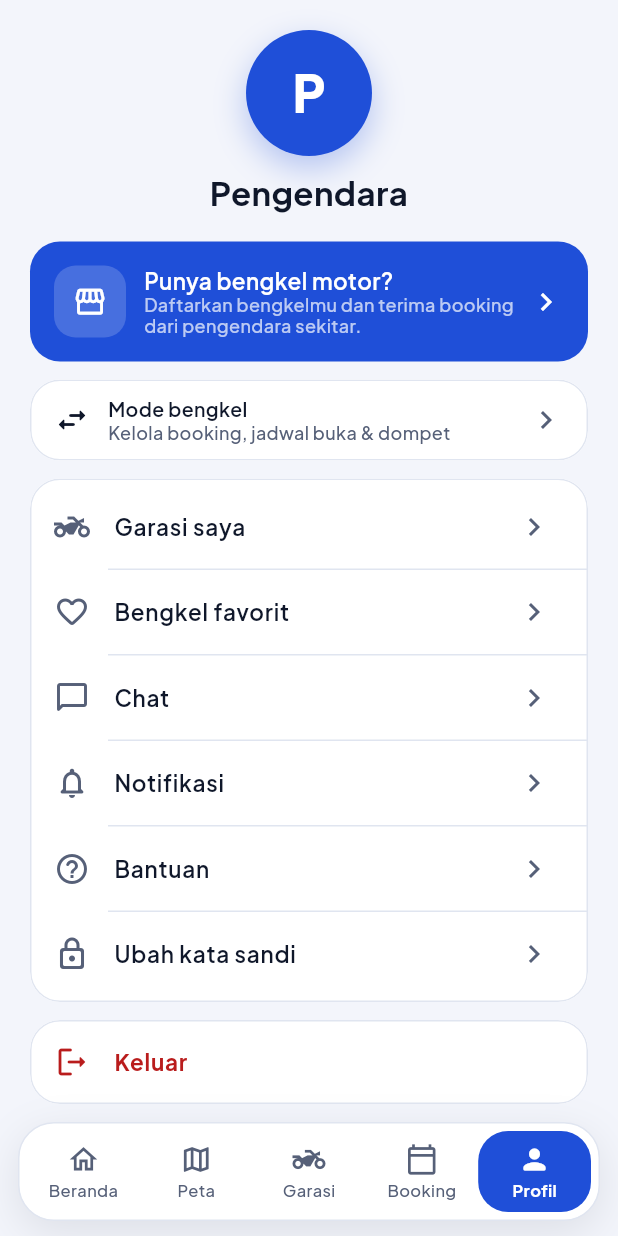
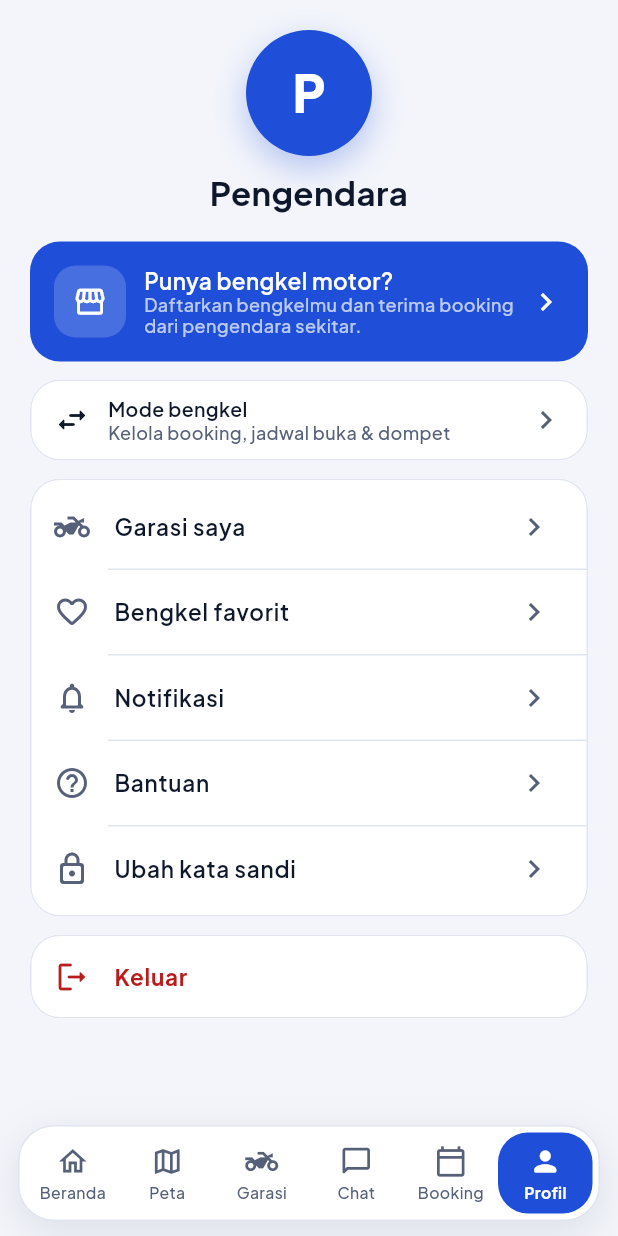
Before and after one commit to FajarAriandi17/BengkelKu, a Flutter app: the ProfileScreen screen opened by its route, on a phone screen of 412 x 824 dp. Run offline on Flutter 3.47's test engine with Material 3 defaults, Android fonts, the phone set to English and light mode, and no system bars; our stand-ins replace equatable, flutter_riverpod, geolocator, go_router, google_maps_flutter, image_picker and 2 more; accounts and stored records are empty; network calls fail.

Commit message:
feat(ui): tab Chat di navigasi bawah (Beranda, Peta, Garasi, Chat, Booking, Profil) + badge belum dibaca

```diff
--- a/bengkelku-mobile/lib/design/components/app_shell.dart
+++ b/bengkelku-mobile/lib/design/components/app_shell.dart
@@ -4,16 +4,18 @@
 import "dart:math" as math;
 
 import "package:flutter/material.dart";
+import "package:flutter_riverpod/flutter_riverpod.dart";
 import "package:go_router/go_router.dart";
 
 import "../../core/motion/motion.dart";
 import "../../core/theme/app_colors.dart";
 import "../../core/theme/app_typography.dart";
+import "../../features/chat/presentation/chat_provider.dart";
 
-/// Tab utama pengendara (prototype: Beranda, Peta, Garasi, Booking, Profil).
-enum AppTab { home, map, garage, bookings, profile }
+/// Tab utama pengendara: Beranda, Peta, Garasi, Chat, Booking, Profil.
+enum AppTab { home, map, garage, chat, bookings, profile }
 
-class AppBottomNav extends StatelessWidget {
+class AppBottomNav extends ConsumerWidget {
   const AppBottomNav(
       {super.key, required this.current, this.badges = const {}});
 
@@ -29,6 +31,13 @@ class AppBottomNav extends StatelessWidget {
       Icons.two_wheeler_outlined,
       Icons.two_wheeler,
       "/garage",
+    ),
+    (
+      AppTab.chat,
+      "Chat",
+      Icons.chat_bubble_outline_rounded,
+      Icons.chat_bubble_rounded,
+      "/chat",
     ),
     (
       AppTab.bookings,
@@ -47,15 +56,17 @@ class AppBottomNav extends StatelessWidget {
   ];
 
   @override
-  Widget build(BuildContext context) {
+  Widget build(BuildContext context, WidgetRef ref) {
     final c = context.colors;
     final idx = _items.indexWhere((e) => e.$1 == current);
+    final unread = ref.watch(chatUnreadCountProvider);
+    final allBadges = {...badges, AppTab.chat: unread};
     return SafeArea(
       top: false,
       minimum: const EdgeInsets.fromLTRB(12, 0, 12, 10),
       child: Container(
-        height: 66,
-        padding: const EdgeInsets.all(5),
+        height: 64,
+        padding: const EdgeInsets.all(4),
         decoration: BoxDecoration(
           color: c.panel,
           borderRadius: BorderRadius.circular(AppRadius.xl),
@@ -98,7 +109,7 @@ class AppBottomNav extends StatelessWidget {
                           label: it.$2,
                           icon: it.$1 == current ? it.$4 : it.$3,
                           selected: it.$1 == current,
-                          badge: badges[it.$1] ?? 0,
+                          badge: allBadges[it.$1] ?? 0,
                           onTap: () {
                             if (it.$1 != current) context.go(it.$5);
                           },
@@ -155,7 +166,7 @@ class _NavButton extends StatelessWidget {
               label,
               style: AppTypography.caption.copyWith(
                 color: fg,
-                fontSize: 11,
+                fontSize: 10.5,
                 fontWeight: selected ? FontWeight.w700 : FontWeight.w500,
               ),
             ),
--- a/bengkelku-mobile/lib/features/chat/presentation/chat_list_screen.dart
+++ b/bengkelku-mobile/lib/features/chat/presentation/chat_list_screen.dart
@@ -8,6 +8,7 @@ import 'package:go_router/go_router.dart';
 
 import '../../../core/theme/app_colors.dart';
 import '../../../design/components/chat_components.dart';
+import '../../../design/components/app_shell.dart';
 import '../../../design/components/state_views.dart';
 import 'chat_provider.dart';
 
@@ -44,11 +45,13 @@ class _ChatListScreenState extends ConsumerState<ChatListScreen> {
     final asyncThreads = ref.watch(chatThreadsProvider);
 
     return Scaffold(
-      backgroundColor: c.stage,
+      backgroundColor: c.panel2,
+      bottomNavigationBar: const AppBottomNav(current: AppTab.chat),
       appBar: AppBar(
         title: const Text('Chat'),
+        automaticallyImplyLeading: false,
         elevation: 0,
-        backgroundColor: c.panel,
+        backgroundColor: c.panel2,
       ),
       body: asyncThreads.when(
         loading: () => const Padding(
--- a/bengkelku-mobile/lib/features/profile/presentation/profile_screen.dart
+++ b/bengkelku-mobile/lib/features/profile/presentation/profile_screen.dart
@@ -7,7 +7,6 @@ import "../../../core/theme/app_colors.dart";
 import "../../../core/theme/app_typography.dart";
 import "../../../design/components/app_shell.dart";
 import "../../auth/presentation/auth_provider.dart";
-import "../../chat/presentation/chat_provider.dart";
 
 /// Profil — mengikuti prototype: avatar & nama, kartu biru "Punya bengkel
 /// motor?", baris mode bengkel, dan daftar menu akun.
@@ -18,7 +17,6 @@ class ProfileScreen extends ConsumerWidget {
   Widget build(BuildContext context, WidgetRef ref) {
     final c = context.colors;
     final profile = ref.watch(currentUserProfileProvider).valueOrNull;
-    final unread = ref.watch(chatUnreadCountProvider);
     final name = (profile?["full_name"] as String?)?.trim();
     final email = SupabaseService.isLoggedIn
         ? (SupabaseService.currentUser?.email ?? "")
@@ -29,7 +27,6 @@ class ProfileScreen extends ConsumerWidget {
     final menu = <(IconData, String, String, int)>[
       (Icons.two_wheeler_outlined, "Garasi saya", "/garage", 0),
       (Icons.favorite_border_rounded, "Bengkel favorit", "/favorites", 0),
-      (Icons.chat_bubble_outline_rounded, "Chat", "/chat", unread),
       (
         Icons.notifications_none_rounded,
         "Notifikasi",
@@ -203,10 +200,7 @@ class ProfileScreen extends ConsumerWidget {
           ],
         ),
       ),
-      bottomNavigationBar: AppBottomNav(
-        current: AppTab.profile,
-        badges: {AppTab.profile: unread},
-      ),
+      bottomNavigationBar: const AppBottomNav(current: AppTab.profile),
     );
   }
 }
--- a/bengkelku-mobile/lib/features/workshops/presentation/home_screen.dart
+++ b/bengkelku-mobile/lib/features/workshops/presentation/home_screen.dart
@@ -8,7 +8,6 @@ import "../../../core/utils/formatters.dart";
 import "../../../design/components/app_shell.dart";
 import "../../../design/components/state_views.dart";
 import "../../auth/presentation/auth_provider.dart";
-import "../../chat/presentation/chat_provider.dart";
 import "../../garage/data/garage_repository.dart";
 import "../../garage/data/vehicle_model.dart";
 import "../data/workshop_model.dart";
@@ -291,10 +290,7 @@ class _HomeScreenState extends ConsumerState<HomeScreen> {
           ),
         ),
       ),
-      bottomNavigationBar: AppBottomNav(
-        current: AppTab.home,
-        badges: {AppTab.profile: ref.watch(chatUnreadCountProvider)},
-      ),
+      bottomNavigationBar: const AppBottomNav(current: AppTab.home),
     );
   }
 }
```
